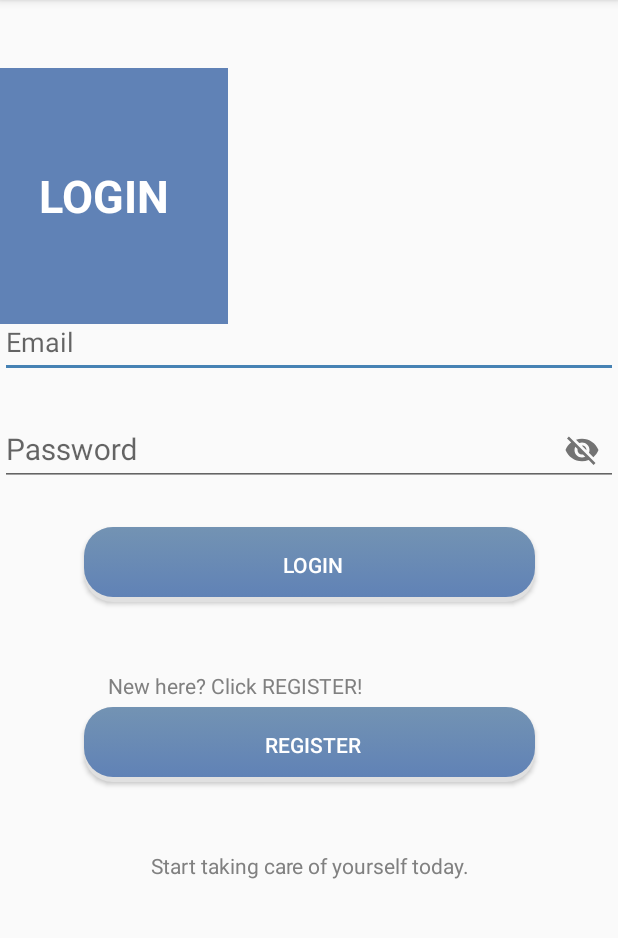
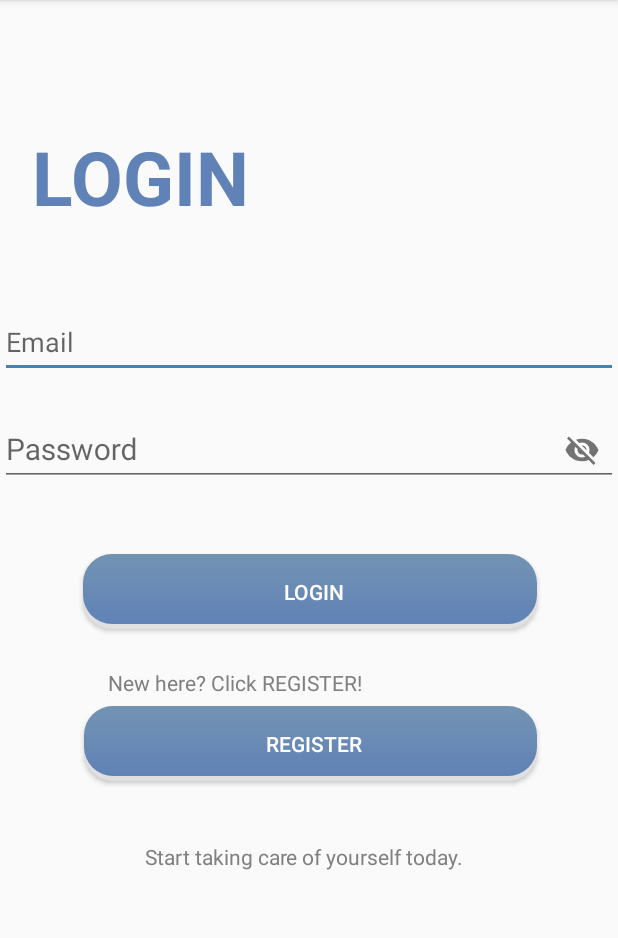
Before and after one commit to Harshitarnav/pdiot_app, an Android app: the screen it shows after launch (MainActivity), on a phone screen of 412 x 824 dp, the part 84-1022 px from its top. Run offline under Robolectric (Android 15) with nearby library versions, the light colour scheme and no system bars; our stand-ins replace Firebase (no records; nobody signed in at launch, a user with empty details on screens opened directly).

Commit message:
Added UI

```diff
--- a/app/src/main/res/layout/activity_register.xml
+++ b/app/src/main/res/layout/activity_register.xml
@@ -58,10 +58,11 @@
         android:id="@+id/register"
         android:layout_width="match_parent"
         android:layout_height="wrap_content"
-        android:layout_alignParentBottom="true"
-        android:layout_marginBottom="300dp"
+        android:layout_below="@+id/textView2"
+        android:layout_marginTop="207dp"
         android:background="@drawable/ic_button"
         android:text="register"
-        android:textColor="#FFFFFF" />
+        android:textColor="#FFFFFF"
+        app:layout_constraintTop_toBottomOf="@+id/textView2" />
 
 </RelativeLayout>
--- a/app/src/main/res/layout/activity_respeck_page.xml
+++ b/app/src/main/res/layout/activity_respeck_page.xml
@@ -27,13 +27,14 @@
         android:id="@+id/respeck_graphs"
         android:layout_width="370dp"
         android:layout_height="475dp"
+        android:layout_marginTop="40dp"
         android:orientation="vertical"
         app:layout_constraintBottom_toBottomOf="parent"
         app:layout_constraintEnd_toEndOf="parent"
-        app:layout_constraintHorizontal_bias="0.473"
+        app:layout_constraintHorizontal_bias="0.487"
         app:layout_constraintStart_toStartOf="parent"
         app:layout_constraintTop_toBottomOf="@+id/output"
-        app:layout_constraintVertical_bias="1.0">
+        app:layout_constraintVertical_bias="0.0">
 
         <TextView
             android:layout_width="wrap_content"
@@ -53,7 +54,7 @@
             android:layout_width="match_parent"
             android:layout_height="wrap_content"
             android:layout_below="@id/respeck_graphs"
-            android:background="#7393B3"
+            android:background="@drawable/ic_button"
             android:text="back"
             android:textColor="#FFFFFF"
             tools:ignore="MissingConstraints" />
--- a/app/src/main/res/layout/activity_start.xml
+++ b/app/src/main/res/layout/activity_start.xml
@@ -10,44 +10,42 @@
     <TextView
         android:id="@+id/textView3"
         android:layout_width="192dp"
-        android:layout_height="94dp"
+        android:layout_height="92dp"
         android:layout_alignParentStart="true"
         android:layout_alignParentTop="true"
-        android:layout_alignParentBottom="true"
-        android:layout_marginStart="-40dp"
-        android:layout_marginTop="45dp"
-        android:layout_marginBottom="552dp"
-        android:background="@drawable/ic_login_bg_shape"
+        android:layout_marginStart="21dp"
+        android:layout_marginTop="72dp"
         android:gravity="center_vertical"
-        android:text="         LOGIN"
-        android:textColor="#FFFFFF"
-        android:textSize="30dp"
+        android:text="LOGIN"
+        android:textColor="@color/glaucous"
+        android:textSize="50dp"
         android:textStyle="bold" />
 
     <TextView
         android:id="@+id/textView2"
         android:layout_width="219dp"
         android:layout_height="36dp"
+        android:layout_below="@+id/login"
         android:layout_alignParentStart="true"
-        android:layout_alignParentTop="true"
         android:layout_marginStart="72dp"
         android:layout_marginLeft="100dp"
-        android:layout_marginTop="447dp"
+        android:layout_marginTop="26dp"
         android:text="New here? Click REGISTER!"
         android:textColor="#808080"
         app:layout_constraintBottom_toTopOf="@+id/register"
         app:layout_constraintEnd_toEndOf="parent"
         app:layout_constraintStart_toStartOf="parent"
-        app:layout_constraintTop_toTopOf="parent" />
+        app:layout_constraintTop_toBottomOf="@+id/login" />
 
     <EditText
         android:id="@+id/email"
         android:layout_width="match_parent"
         android:layout_height="wrap_content"
-        android:layout_alignParentTop="true"
-        android:layout_marginTop="204dp"
+        android:layout_below="@+id/textView3"
+        android:layout_marginTop="40dp"
         android:hint="Email"
-        android:minHeight="48dp" />
+        android:minHeight="48dp"
+        app:layout_constraintTop_toBottomOf="@id/textView3"/>
 
     <TextView
         android:id="@+id/textView4"
@@ -56,10 +54,10 @@
         android:layout_below="@+id/register"
         android:layout_alignParentStart="true"
         android:layout_alignParentEnd="true"
-        android:layout_marginStart="80dp"
+        android:layout_marginStart="75dp"
         android:layout_marginLeft="100dp"
-        android:layout_marginTop="31dp"
-        android:layout_marginEnd="79dp"
+        android:layout_marginTop="26dp"
+        android:layout_marginEnd="83dp"
         android:gravity="center"
         android:text="Start taking care of yourself today."
         android:textColor="#808080"
@@ -69,6 +67,7 @@
         app:layout_constraintTop_toBottomOf="@id/register" />
 
     <com.google.android.material.textfield.TextInputLayout
+        android:id="@+id/password_field"
         android:layout_width="match_parent"
         android:layout_height="wrap_content"
         android:layout_marginTop="265dp"
@@ -98,28 +97,31 @@
         android:id="@+id/register"
         android:layout_width="300dp"
         android:layout_height="50dp"
+        android:layout_below="@+id/login"
         android:layout_alignParentStart="true"
-        android:layout_alignParentTop="true"
         android:layout_alignParentEnd="true"
         android:layout_marginStart="56dp"
-        android:layout_marginTop="471dp"
-        android:layout_marginEnd="55dp"
+        android:layout_marginTop="51dp"
+        android:layout_marginEnd="54dp"
         android:background="@drawable/ic_button"
         android:text="REGISTER"
         android:textColor="#FFFFFF"
-        app:layout_constraintStart_toStartOf="@id/login" />
+        app:layout_constraintStart_toStartOf="@id/login"
+        app:layout_constraintTop_toBottomOf="@id/login"/>
 
     <Button
         android:id="@+id/login"
         android:layout_width="300dp"
         android:layout_height="50dp"
+        android:layout_below="@+id/textView3"
         android:layout_alignParentStart="true"
         android:layout_alignParentEnd="true"
-        android:layout_marginStart="56dp"
-        android:layout_marginTop="351dp"
-        android:layout_marginEnd="55dp"
+        android:layout_marginStart="55dp"
+        android:layout_marginTop="205dp"
+        android:layout_marginEnd="54dp"
         android:background="@drawable/ic_button"
         android:text="login"
-        android:textColor="#FFFFFF" />
+        android:textColor="#FFFFFF"
+        app:layout_constraintTop_toBottomOf="@+id/textView3" />
 
 </RelativeLayout>
```
